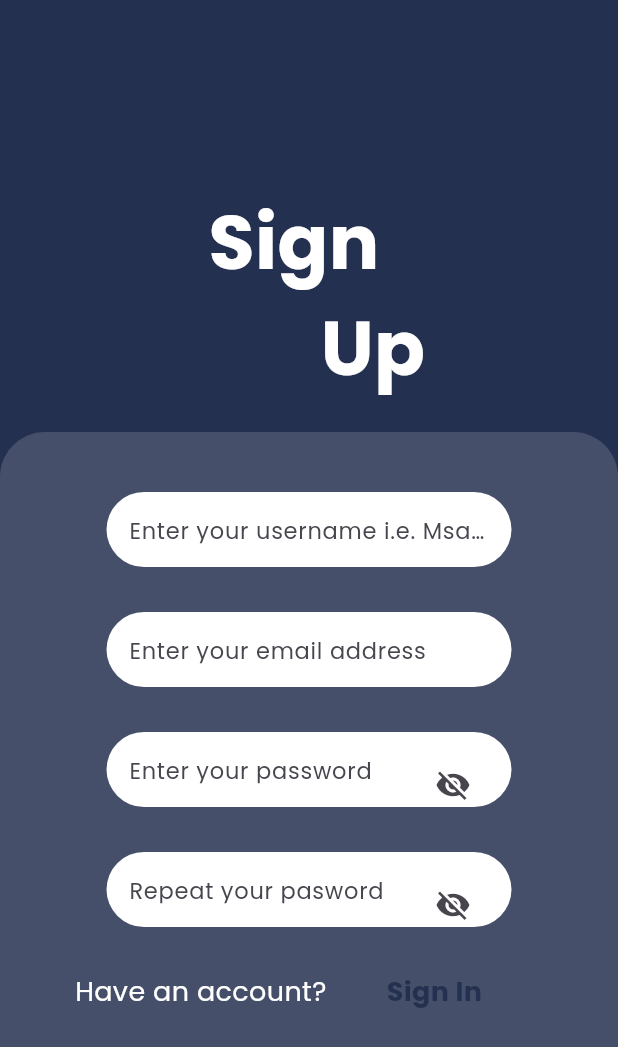
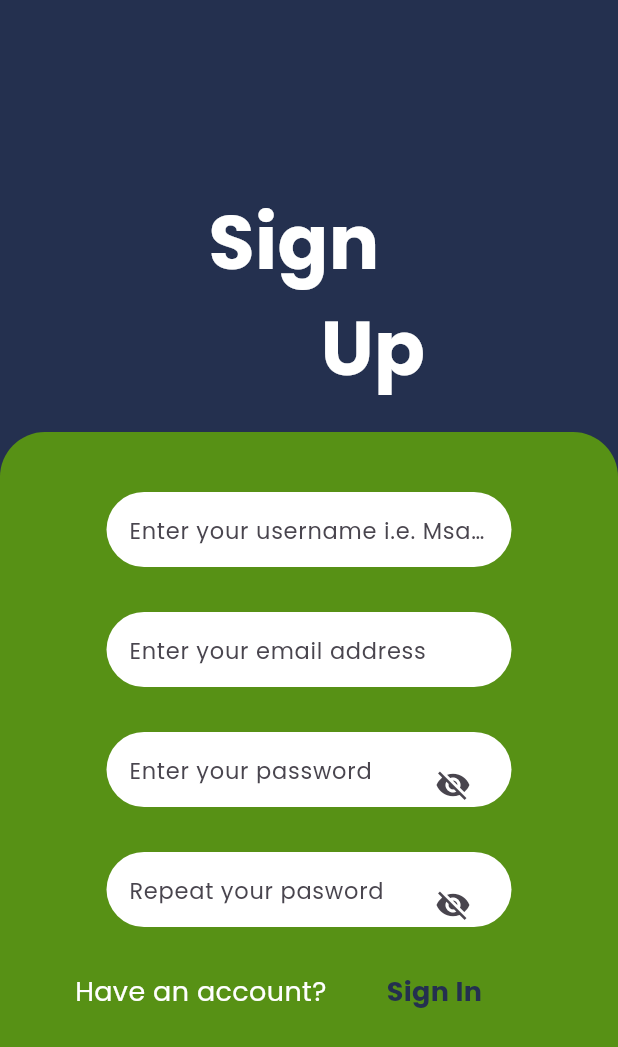
Before and after one commit to JohnGastone/Mwanafunzi-Portal, a Flutter app: the Loginpage screen opened directly, after a tap on "Register", on a phone screen of 412 x 824 dp. Shown: the top 1047 px of the screen. Run offline on Flutter 3.47's test engine with Material 3 defaults, Android fonts, the phone set to English and light mode, and no system bars; our stand-ins replace google_fonts.

Commit message:
Remove signIn and signUp pages; update import paths and adjust UI elements in SignUpPage

```diff
--- a/lib/Authentication/Authentication/signIn.dart
+++ /dev/null
@@ -1,182 +0,0 @@
-// ignore_for_file: prefer_const_constructors, prefer_const_literals_to_create_immutables, deprecated_member_use
-
-import 'package:flutter/material.dart';
-import 'package:google_fonts/google_fonts.dart';
-import 'package:mwanafunziportal/Authentication/signUp.dart';
-
-class Loginpage extends StatefulWidget {
-  const Loginpage({super.key});
-
-  @override
-  State<Loginpage> createState() => _LoginpageState();
-}
-
-class _LoginpageState extends State<Loginpage> {
-  bool _isObscured = true;
-  // Function to toggle password visibility
-  void _toggleVisibility() {
-    setState(() {
-      _isObscured = !_isObscured;
-    });
-  }
-
-  @override
-  Widget build(BuildContext context) {
-    return Scaffold(
-      backgroundColor: Color.fromARGB(255, 36, 48, 79),
-      appBar: AppBar(
-        automaticallyImplyLeading: false,
-        backgroundColor: Color.fromARGB(255, 36, 48, 79),
-      ),
-      body: SingleChildScrollView(
-        child: Column(
-          children: [
-            SizedBox(height: 100),
-            Center(
-              child: Text(
-                'Welcome Back!',
-                style: GoogleFonts.poppins(
-                  fontSize: 30,
-                  color: Colors.white,
-                  fontWeight: FontWeight.bold,
-                ),
-              ),
-            ),
-            SizedBox(height: 20),
-            Padding(
-              padding: const EdgeInsets.only(left: 35, right: 20),
-              child: Text(
-                "Please enter your credentials below, there is a dish waiting for you",
-                style: GoogleFonts.poppins(fontSize: 18, color: Colors.white),
-              ),
-            ),
-            SizedBox(height: 20),
-            Container(
-              height: 500,
-              width: double.maxFinite,
-              decoration: BoxDecoration(
-                color: Colors.white.withOpacity(0.15),
-                borderRadius: BorderRadius.only(
-                  topRight: Radius.circular(30),
-                  topLeft: Radius.circular(30),
-                ),
-              ),
-              child: Column(
-                children: [
-                  SizedBox(height: 40),
-                  Container(
-                    height: 50,
-                    width: 270,
-                    decoration: BoxDecoration(
-                      borderRadius: BorderRadius.circular(26),
-                      color: Colors.white,
-                    ),
-                    child: Padding(
-                      padding: const EdgeInsets.all(15.0),
-                      child: TextField(
-                        style: GoogleFonts.poppins(),
-                        decoration: InputDecoration(
-                          hintText: "Enter your email address",
-                          hintStyle: GoogleFonts.poppins(fontSize: 15),
-                          border: InputBorder.none,
-                        ),
-                      ),
-                    ),
-                  ),
-                  SizedBox(height: 30),
-                  Container(
-                    height: 50,
-                    width: 270,
-                    decoration: BoxDecoration(
-                      borderRadius: BorderRadius.circular(26),
-                      color: Colors.white,
-                    ),
-                    child: Padding(
-                      padding: const EdgeInsets.all(15.0),
-                      child: TextField(
-                        style: GoogleFonts.poppins(),
-                        decoration: InputDecoration(
-                          hintText: "Enter your password",
-                          hintStyle: GoogleFonts.poppins(fontSize: 15),
-                          border: InputBorder.none,
-                          suffixIcon: IconButton(
-                            icon: Icon(
-                              _isObscured
-                                  ? Icons.visibility_off
-                                  : Icons.visibility,
-                            ),
-                            onPressed:
-                                _toggleVisibility, // Toggles password visibility
-                          ),
-                        ),
-                        obscureText: _isObscured,
-                      ),
-                    ),
-                  ),
-                  SizedBox(height: 30),
-                  // Container(
-                  //   decoration: BoxDecoration(
-                  //     color: Colors.white24,
-                  //     borderRadius: BorderRadius.circular(16),
-                  //   ),
-                  //   height: 50,
-                  //   width: 170,
-                  //   child: TextButton(
-                  //     child: Text(
-                  //       "Login",
-                  //       style: GoogleFonts.poppins(
-                  //         fontSize: 18,
-                  //         color: Colors.white,
-                  //       ),
-                  //     ),
-                  //     onPressed: () {
-                  //       Navigator.push(
-                  //         // context,
-                  //         // MaterialPageRoute(builder: (context) => MyHomePage()),
-                  //       );
-                  //     },
-                  //   ),
-                  // ),
-                  SizedBox(height: 20),
-                  Padding(
-                    padding: const EdgeInsets.only(left: 78),
-                    child: Row(
-                      children: [
-                        Text(
-                          "New User?",
-                          style: GoogleFonts.poppins(
-                            fontSize: 18,
-                            color: Colors.white,
-                          ),
-                        ),
-                        SizedBox(width: 40),
-                        InkWell(
-                          child: Text(
-                            "Register",
-                            style: GoogleFonts.poppins(
-                              fontSize: 18,
-                              color: Color.fromARGB(255, 36, 48, 79),
-                              fontWeight: FontWeight.bold,
-                            ),
-                          ),
-                          onTap: () {
-                            Navigator.push(
-                              context,
-                              MaterialPageRoute(
-                                builder: (context) => SignUpPage(),
-                              ),
-                            );
-                          },
-                        ),
-                      ],
-                    ),
-                  ),
-                ],
-              ),
-            ),
-          ],
-        ),
-      ),
-    );
-  }
-}
--- a/lib/Authentication/signIn.dart
+++ b/lib/Authentication/signIn.dart
@@ -0,0 +1,182 @@
+// ignore_for_file: prefer_const_constructors, prefer_const_literals_to_create_immutables, deprecated_member_use
+
+import 'package:flutter/material.dart';
+import 'package:google_fonts/google_fonts.dart';
+import 'package:mwanafunziportal/Authentication/signUp.dart';
+
+class Loginpage extends StatefulWidget {
+  const Loginpage({super.key});
+
+  @override
+  State<Loginpage> createState() => _LoginpageState();
+}
+
+class _LoginpageState extends State<Loginpage> {
+  bool _isObscured = true;
+  // Function to toggle password visibility
+  void _toggleVisibility() {
+    setState(() {
+      _isObscured = !_isObscured;
+    });
+  }
+
+  @override
+  Widget build(BuildContext context) {
+    return Scaffold(
+      backgroundColor: Color.fromARGB(255, 36, 48, 79),
+      appBar: AppBar(
+        automaticallyImplyLeading: false,
+        backgroundColor: Color.fromARGB(255, 36, 48, 79),
+      ),
+      body: SingleChildScrollView(
+        child: Column(
+          children: [
+            SizedBox(height: 100),
+            Center(
+              child: Text(
+                'Welcome Back!',
+                style: GoogleFonts.poppins(
+                  fontSize: 30,
+                  color: Colors.white,
+                  fontWeight: FontWeight.bold,
+                ),
+              ),
+            ),
+            SizedBox(height: 20),
+            Padding(
+              padding: const EdgeInsets.only(left: 35, right: 20),
+              child: Text(
+                "Please enter your credentials below, there is a dish waiting for you",
+                style: GoogleFonts.poppins(fontSize: 18, color: Colors.white),
+              ),
+            ),
+            SizedBox(height: 20),
+            Container(
+              height: 500,
+              width: double.maxFinite,
+              decoration: BoxDecoration(
+                color: Colors.white.withOpacity(0.15),
+                borderRadius: BorderRadius.only(
+                  topRight: Radius.circular(30),
+                  topLeft: Radius.circular(30),
+                ),
+              ),
+              child: Column(
+                children: [
+                  SizedBox(height: 40),
+                  Container(
+                    height: 50,
+                    width: 270,
+                    decoration: BoxDecoration(
+                      borderRadius: BorderRadius.circular(26),
+                      color: Colors.white,
+                    ),
+                    child: Padding(
+                      padding: const EdgeInsets.all(15.0),
+                      child: TextField(
+                        style: GoogleFonts.poppins(),
+                        decoration: InputDecoration(
+                          hintText: "Enter your email address",
+                          hintStyle: GoogleFonts.poppins(fontSize: 15),
+                          border: InputBorder.none,
+                        ),
+                      ),
+                    ),
+                  ),
+                  SizedBox(height: 30),
+                  Container(
+                    height: 50,
+                    width: 270,
+                    decoration: BoxDecoration(
+                      borderRadius: BorderRadius.circular(26),
+                      color: Colors.white,
+                    ),
+                    child: Padding(
+                      padding: const EdgeInsets.all(15.0),
+                      child: TextField(
+                        style: GoogleFonts.poppins(),
+                        decoration: InputDecoration(
+                          hintText: "Enter your password",
+                          hintStyle: GoogleFonts.poppins(fontSize: 15),
+                          border: InputBorder.none,
+                          suffixIcon: IconButton(
+                            icon: Icon(
+                              _isObscured
+                                  ? Icons.visibility_off
+                                  : Icons.visibility,
+                            ),
+                            onPressed:
+                                _toggleVisibility, // Toggles password visibility
+                          ),
+                        ),
+                        obscureText: _isObscured,
+                      ),
+                    ),
+                  ),
+                  SizedBox(height: 30),
+                  // Container(
+                  //   decoration: BoxDecoration(
+                  //     color: Colors.white24,
+                  //     borderRadius: BorderRadius.circular(16),
+                  //   ),
+                  //   height: 50,
+                  //   width: 170,
+                  //   child: TextButton(
+                  //     child: Text(
+                  //       "Login",
+                  //       style: GoogleFonts.poppins(
+                  //         fontSize: 18,
+                  //         color: Colors.white,
+                  //       ),
+                  //     ),
+                  //     onPressed: () {
+                  //       Navigator.push(
+                  //         // context,
+                  //         // MaterialPageRoute(builder: (context) => MyHomePage()),
+                  //       );
+                  //     },
+                  //   ),
+                  // ),
+                  SizedBox(height: 20),
+                  Padding(
+                    padding: const EdgeInsets.only(left: 78),
+                    child: Row(
+                      children: [
+                        Text(
+                          "New User?",
+                          style: GoogleFonts.poppins(
+                            fontSize: 18,
+                            color: Colors.white,
+                          ),
+                        ),
+                        SizedBox(width: 40),
+                        InkWell(
+                          child: Text(
+                            "Register",
+                            style: GoogleFonts.poppins(
+                              fontSize: 18,
+                              color: Color.fromARGB(255, 36, 48, 79),
+                              fontWeight: FontWeight.bold,
+                            ),
+                          ),
+                          onTap: () {
+                            Navigator.push(
+                              context,
+                              MaterialPageRoute(
+                                builder: (context) => SignUpPage(),
+                              ),
+                            );
+                          },
+                        ),
+                      ],
+                    ),
+                  ),
+                ],
+              ),
+            ),
+          ],
+        ),
+      ),
+    );
+  }
+}
--- a/lib/Authentication/signUp.dart
+++ b/lib/Authentication/signUp.dart
@@ -1,8 +1,8 @@
-// ignore_for_file: prefer_const_constructors, deprecated_member_use
+// ignore_for_file: prefer_const_constructors
 
 import 'package:flutter/material.dart';
 import 'package:google_fonts/google_fonts.dart';
-import 'package:mwanafunziportal/Authentication/Authentication/signIn.dart';
+import 'package:mwanafunziportal/Authentication/signIn.dart';
 
 class SignUpPage extends StatefulWidget {
   const SignUpPage({super.key});
@@ -72,7 +72,7 @@ class _SignUpPageState extends State<SignUpPage> {
               height: 600,
               width: double.maxFinite,
               decoration: BoxDecoration(
-                color: Colors.white.withOpacity(0.15),
+                color: Color.fromARGB(255, 87, 145, 21),
                 borderRadius: BorderRadius.only(
                   topRight: Radius.circular(30),
                   topLeft: Radius.circular(30),
```
Also changed, not shown: lib/Authentication/Authentication/signUp.dart (deleted, +0 -254 lines).
